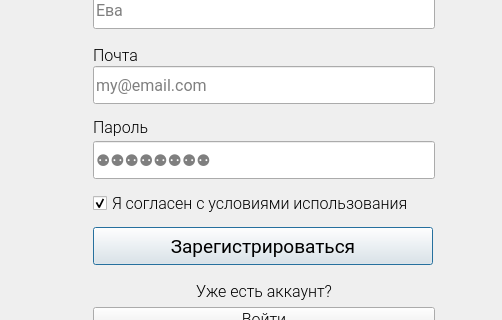
Qt form design/register_d.ui (yurii-bel/project_2021) before a commit; both pictures show x 778 to 1280 and y 273 to 593 of the 1280 by 768 pixel window.
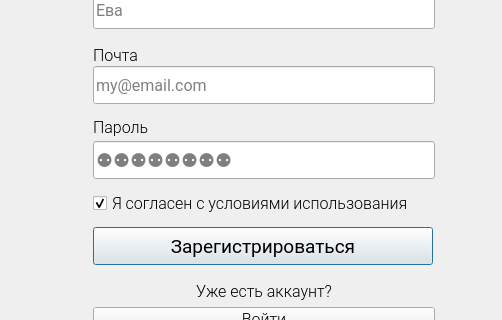
The same form after that commit. Icons and pictures are not drawn.

What changed in the file:
```diff
--- a/design/register_d.ui
+++ b/design/register_d.ui
@@ -213,6 +213,11 @@
       <height>38</height>
      </rect>
     </property>
+    <property name="font">
+     <font>
+      <pointsize>14</pointsize>
+     </font>
+    </property>
     <property name="echoMode">
      <enum>QLineEdit::Password</enum>
     </property>
```
